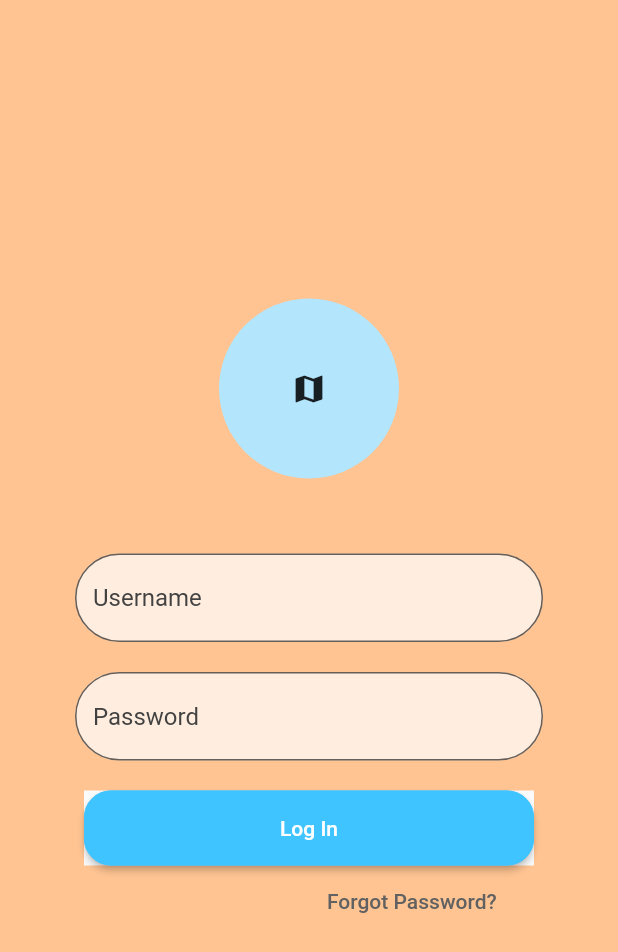
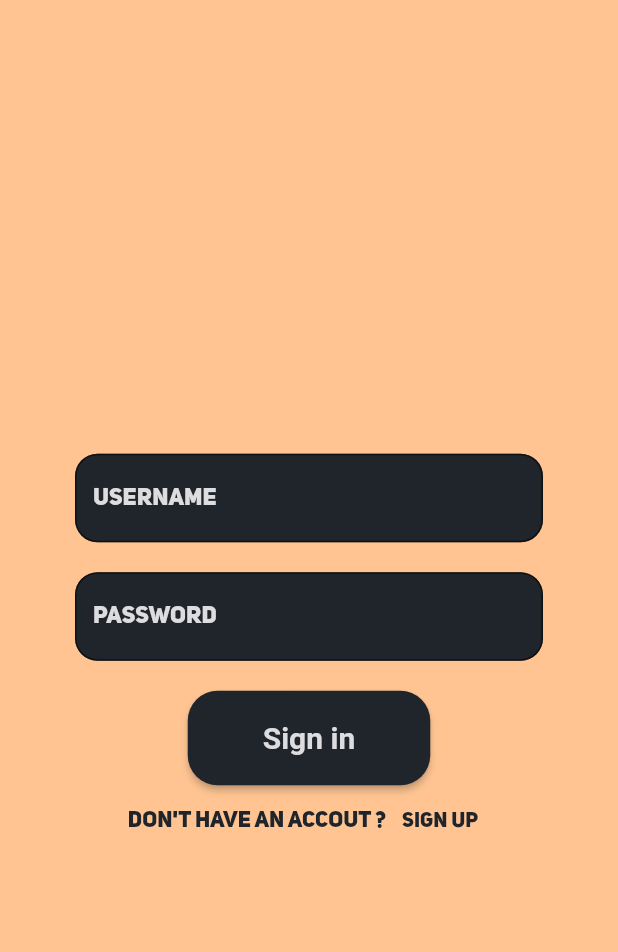
Before and after one commit to PhanukornKMITL/nofap_warrior, a Flutter app: the screen it shows after launch, after a tap on "Sign up", on a phone screen of 412 x 824 dp. Shown: the top 952 px of the screen. Run offline on Flutter 3.47's test engine with Material 2 defaults, Android fonts, the light colour scheme and no system bars; our stand-ins replace hexcolor; Roboto replaces fonts that are missing (Nunito); project files that could hold a hidden picture were left out.

Commit message:
add ui for register and login

```diff
--- a/lib/main.dart
+++ b/lib/main.dart
@@ -1,6 +1,7 @@
 import 'package:flutter/material.dart';
 import 'package:nofap_warriors/screen/landing_page.dart';
 import 'package:nofap_warriors/screen/login.dart';
+import 'package:nofap_warriors/screen/register.dart';
 
 
 
@@ -16,11 +17,12 @@ class MyApp extends StatelessWidget {
       debugShowCheckedModeBanner: false,
       theme: ThemeData(
         primarySwatch: Colors.lightBlue,
-        fontFamily: 'Nunito',
+        fontFamily: 'uni-sans',
       ),
       routes: {
         "/":(context) => LandingPage(),
         "/login":(context) => LoginPage(),
+        "/register":(context) => RegisterPage(),
 
       },
       initialRoute: "/",
--- a/lib/screen/landing_page.dart
+++ b/lib/screen/landing_page.dart
@@ -26,7 +26,7 @@ class LandingPage extends StatelessWidget {
             Text(
               "you can't be successful unless you do it",
               style: TextStyle(
-                color: HexColor("#a8794e"),
+                color: HexColor("#20252b"),
                 fontSize: 15,
               ),
             ),
@@ -46,29 +46,41 @@ class LandingPage extends StatelessWidget {
                       ),
                       textStyle:
                           TextStyle(fontSize: 20, fontWeight: FontWeight.bold)),
-                  onPressed: () {},
-                  child: Align(
+                  onPressed: () {
+                     Navigator.pushNamed(context, "/login");
+                  },
+                  child: Row(
+                    children: [
+                      Align(
                         alignment: Alignment.centerLeft,
                         child: Text(
-                      'Login',
+                          'login',
                           style: TextStyle(
                             color: HexColor('#dddcdf'),
                           ),
                         ),
+                      ),
+                      Padding(
+                        padding: const EdgeInsets.fromLTRB(90.0, 0.0, 0.0, 60.0),
+                        child: Icon(
+                          Icons.arrow_right_alt_sharp,
+                          color: Colors.white,
+                          size: 30.0,
+                        ),
+                      ),
+                    ],
                   )),
-
             ),
             SizedBox(
               height: 10.0,
             ),
-
             Row(
               mainAxisAlignment: MainAxisAlignment.center,
               children: [
                 Text(
                   "Don't have an accout ? ",
                   style: TextStyle(
-                    color: HexColor("#a8794e"),
+                    color: HexColor("#20252b"),
                     fontSize: 15,
                   ),
                 ),
@@ -76,14 +88,13 @@ class LandingPage extends StatelessWidget {
                   style: TextButton.styleFrom(
                     primary: HexColor('#20252b'),
                   ),
-                 onPressed: (){
+                  onPressed: () {
                     Navigator.pushNamed(context, "/login");
                   },
                   child: Text('Sign up'),
                 ),
               ],
             ),
-
           ],
         ),
       ),
--- a/lib/screen/login.dart
+++ b/lib/screen/login.dart
@@ -1,5 +1,6 @@
 import 'package:flutter/material.dart';
 import 'package:hexcolor/hexcolor.dart';
+import 'package:nofap_warriors/shared/textformfield.dart';
 
 
 class LoginPage extends StatelessWidget {
@@ -7,7 +8,7 @@ class LoginPage extends StatelessWidget {
   @override
   Widget build(BuildContext context) {
     return Scaffold(
-        backgroundColor: HexColor("#ffc492"),
+         backgroundColor: HexColor("#ffc492"),
         //กัน buttom overflow
         //resizeToAvoidBottomInset: false,
         body: SafeArea(
@@ -17,59 +18,53 @@ class LoginPage extends StatelessWidget {
               child: SingleChildScrollView( //ใช้เพื่อให้จอเลื่อนได้ จะได้แก้ปัญหา buttom overflow
                 child: Column(
                   children: <Widget>[
-                    CircleAvatar(
-                      child: Icon(Icons.map),
-                      radius: 60.0,
+
+                    SizedBox(height: 50.0,),
+                   textFormField("Username", false),
+                    SizedBox(height: 20.0,),
+                   textFormField("Password", true),
+                    SizedBox(height: 20.0,),
+                  ElevatedButton(
+                  style: ElevatedButton.styleFrom(
+                      primary: HexColor("#20252b"),
+                      padding:
+                          EdgeInsets.symmetric(horizontal: 50, vertical: 20),
+                      shape: RoundedRectangleBorder(
+                        borderRadius: BorderRadius.circular(20.0),
+                      ),
+                      textStyle:
+                          TextStyle(fontSize: 20, fontWeight: FontWeight.bold)),
+                  onPressed: () {},
+                  child: Text(
+                    'Sign in',
+                    style: TextStyle(
+                      color: HexColor('#dddcdf'),
                     ),
-                    SizedBox(height: 50.0,),
-                    TextFormField(
-                      decoration: new InputDecoration(
-                          border: new OutlineInputBorder(
-                            borderRadius: const BorderRadius.all(
-                              const Radius.circular(30.0),
-                            ),
-                          ),
-                          filled: true,
-                          hintStyle: new TextStyle(color: Colors.grey[800]),
-                          hintText: "Username",
-                          fillColor: Colors.white70),
+                  )
+
                     ),
-                    SizedBox(height: 20.0,),
-                    TextFormField(
-                      decoration: new InputDecoration(
-                          border: new OutlineInputBorder(
-                            borderRadius: const BorderRadius.all(
-                              const Radius.circular(30.0),
-                            ),
-                          ),
-                          filled: true,
-                          hintStyle: new TextStyle(color: Colors.grey[800]),
-                          hintText: "Password",
-                          fillColor: Colors.white70),
-                      obscureText: true,
-                    ),
-                    SizedBox(height: 20.0,),
-                    Material(
-                      child: MaterialButton(
-                        minWidth: 300.0,
-                        height: 50.0,
-                        onPressed: (){
-                          Navigator.pushReplacementNamed(context, "/profile");
+
+                    Row(
+                    mainAxisAlignment: MainAxisAlignment.center,
+                    children: [
+                      Text(
+                          "Don't have an accout ? ",
+                        style: TextStyle(
+                          color: HexColor("#20252b"),
+                          fontSize: 15,
+                        ),
+                      ),
+                      TextButton(
+                        style: TextButton.styleFrom(
+                          primary: HexColor('#20252b'),
+                        ),
+                        onPressed: () {
+                          Navigator.pushNamed(context, '/register');
                         },
-                        shape: RoundedRectangleBorder(
-                            borderRadius: BorderRadius.circular(18.0),
-                            side: BorderSide(color: Colors.lightBlueAccent)
-                        ),
-                        color: Colors.lightBlueAccent,
-                        child: Text('Log In',style: TextStyle(color: Colors.white),),
+                        child: Text('Sign up'),
                       ),
-                    ),
-                    Row(
-                      children: <Widget>[
-                        SizedBox(width: 160,),
-                        TextButton(onPressed: (){}, child: Text("Forgot Password?",style: TextStyle(color: Colors.grey[700])),),
-                      ],
-                    ),
+                    ],
+                  ),
 
 
 
--- /dev/null
+++ b/lib/shared/textformfield.dart
@@ -0,0 +1,18 @@
+import 'package:flutter/cupertino.dart';
+import 'package:flutter/material.dart';
+import 'package:hexcolor/hexcolor.dart';
+
+Widget textFormField(String hint, bool obsecure) => TextFormField(
+                      style: TextStyle(color:  HexColor('#dddcdf')),
+                      decoration: new InputDecoration(
+                          border: new OutlineInputBorder(
+                            borderRadius: const BorderRadius.all(
+                              const Radius.circular(15.0),
+                            ),
+                          ),
+                          filled: true,
+                          hintStyle: new TextStyle(color:  HexColor('#dddcdf')),
+                          hintText: "$hint",
+                          fillColor: HexColor('#20252b')),
+                          obscureText: obsecure,
+                    );
```
Also changed, not shown: lib/screen/register.dart (+86 -0 lines), pubspec.yaml (+7 -12 lines), assets/fonts/uni-sans/Uni Sans Heavy Italic.otf (added), assets/fonts/uni-sans/Uni Sans Heavy.otf (added), assets/fonts/uni-sans/Uni Sans Thin Italic.otf (added), assets/fonts/uni-sans/Uni Sans Thin.otf (added), 1 other file. Lines whose indentation alone changed are shown as unchanged.
